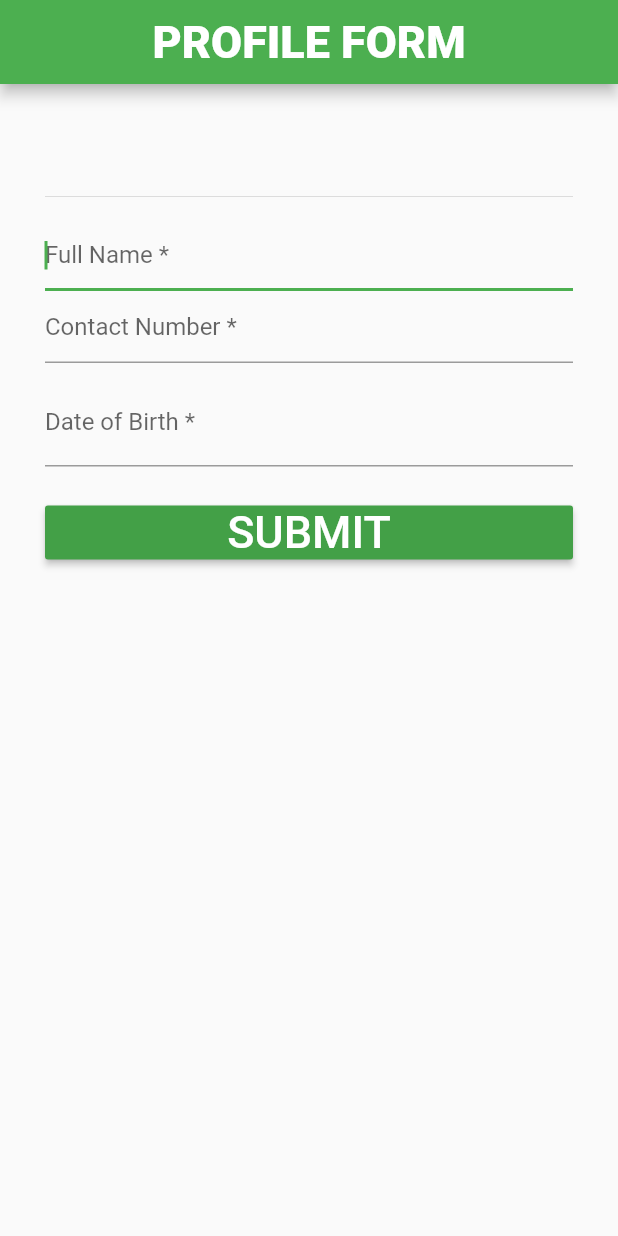
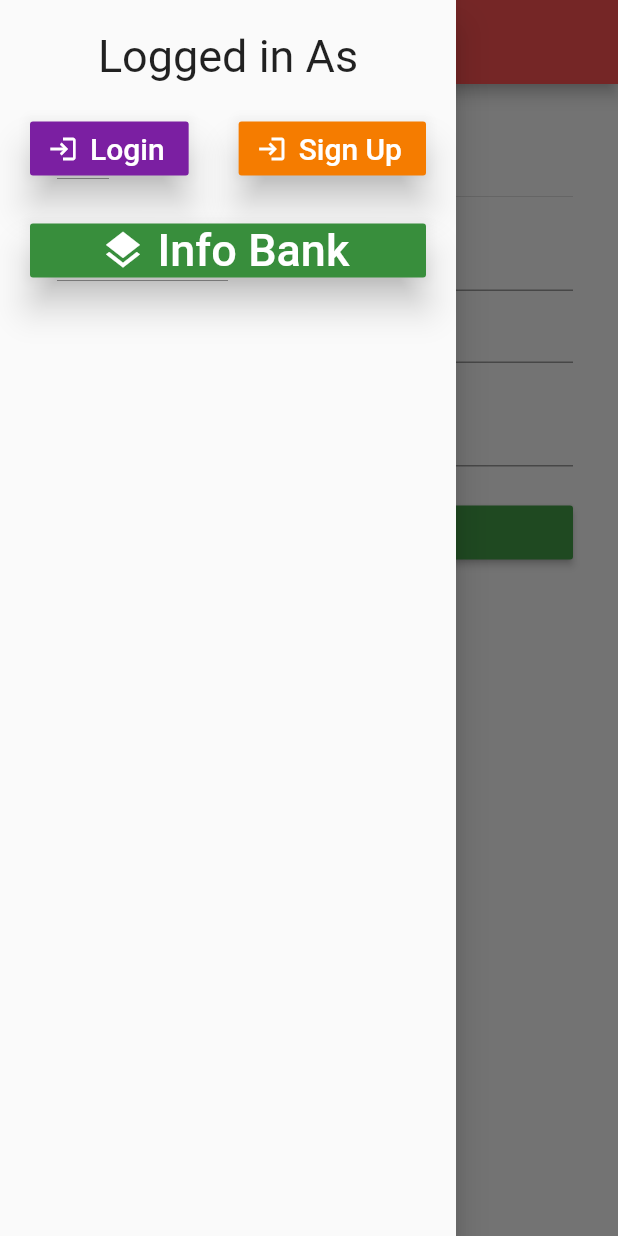
Before and after one commit to Fahad-Md-Kamal/Intern-project, a Flutter app: the screen it shows after launch, with the side drawer open (before the commit the screen has no drawer), on a phone screen of 412 x 824 dp. Run offline on Flutter 3.47's test engine with Material 2 defaults, Android fonts, the phone set to English and light mode, and no system bars; drawn by our look-alikes of datetime_picker_formfield; our stand-ins replace flutter_spinkit, shared_preferences.

```diff
--- a/lib/main.dart
+++ b/lib/main.dart
@@ -1,4 +1,5 @@
 import 'package:flutter/material.dart';
+import 'package:profile/views/infoBank.dart';
 import 'package:profile/views/profilePage.dart';
 import 'package:profile/views/signInForm.dart';
 import 'package:profile/views/spleshScreen.dart';
@@ -15,12 +16,14 @@ class MyApp extends StatelessWidget {
       title: 'Profile App',
       theme: ThemeData(
         primarySwatch: Colors.green,
+        primaryColor: Colors.redAccent,
       ),
       initialRoute: ProfileSplash.routeName,
       routes: {
         ProfileSplash.routeName: (context) => ProfileSplash(),
         ProfileForm.routeName: (context) => ProfileForm(),
         ProfileView.routeName: (context) => ProfileView(),
+        InfoBankView.routeName: (context) => InfoBankView(),
       },
       home: ProfileSplash(),
     );
--- /dev/null
+++ b/lib/shared/button.dart
@@ -0,0 +1,47 @@
+import 'package:flutter/material.dart';
+
+class CustomIconButton extends StatelessWidget {
+  const CustomIconButton({
+    Key key,
+    @required buttonText,
+    @required buttonColor,
+    @required iconData,
+    @required textColor,
+    @required size,
+    @required onPressed,
+  })  : _buttonText = buttonText,
+        _buttonColor = buttonColor,
+        _iconData = iconData,
+        _textColor = textColor,
+        _size = size,
+        _onPressed = onPressed,
+        super(key: key);
+
+  final String _buttonText;
+  final Color _buttonColor;
+  final IconData _iconData;
+  final Color _textColor;
+  final double _size;
+  final Function _onPressed;
+
+  @override
+  Widget build(BuildContext context) {
+    return RaisedButton.icon(
+      elevation: 10.0,
+      color: _buttonColor,
+      icon: Icon(
+        _iconData,
+        size: _size,
+        color: _textColor,
+      ),
+      label: Text(
+        _buttonText,
+        style: TextStyle(
+          fontSize: _size,
+          color: _textColor,
+        ),
+      ),
+      onPressed: _onPressed,
+    );
+  }
+}
--- /dev/null
+++ b/lib/shared/customDrawer.dart
@@ -0,0 +1,66 @@
+import 'package:flutter/material.dart';
+import 'package:profile/shared/button.dart';
+import 'package:profile/views/infoBank.dart';
+
+class CustomDrawer extends StatelessWidget {
+  const CustomDrawer({
+    Key key,
+  }) : super(key: key);
+
+  @override
+  Widget build(BuildContext context) {
+    return Drawer(
+      elevation: 10.0,
+      child: Padding(
+        padding: EdgeInsets.symmetric(horizontal: 20.0),
+        child: ListView(
+          children: [
+            SizedBox(height: 20.0),
+            Center(
+              child: Text(
+                'Logged in As',
+                style: TextStyle(fontSize: 30.0),
+              ),
+            ),
+            SizedBox(height: 20.0),
+            Wrap(
+              alignment: WrapAlignment.spaceBetween,
+              children: [
+                CustomIconButton(
+                  buttonText: 'Login',
+                  buttonColor: Colors.purple.shade700,
+                  iconData: Icons.login,
+                  textColor: Colors.white,
+                  size: 20.0,
+                  onPressed: () {},
+                ),
+                CustomIconButton(
+                  buttonText: 'Sign Up',
+                  buttonColor: Colors.orange.shade700,
+                  iconData: Icons.login,
+                  textColor: Colors.white,
+                  size: 20.0,
+                  onPressed: () {},
+                ),
+              ],
+            ),
+            SizedBox(height: 20.0),
+            CustomIconButton(
+              buttonText: 'Info Bank',
+              buttonColor: Colors.green.shade700,
+              iconData: Icons.layers,
+              textColor: Colors.white,
+              size: 30.0,
+              onPressed: () {
+                Navigator.pushReplacementNamed(
+                  context,
+                  InfoBankView.routeName,
+                );
+              },
+            ),
+          ],
+        ),
+      ),
+    );
+  }
+}
--- a/lib/views/profilePage.dart
+++ b/lib/views/profilePage.dart
@@ -1,5 +1,6 @@
 import 'package:flutter/material.dart';
 import 'package:profile/shared/constants.dart';
+import 'package:profile/shared/customDrawer.dart';
 import 'package:profile/views/signInForm.dart';
 import 'package:shared_preferences/shared_preferences.dart';
 
@@ -40,6 +41,7 @@ class _ProfileViewState extends State<ProfileView> {
   Widget build(BuildContext context) {
     return SafeArea(
       child: Scaffold(
+        drawer: CustomDrawer(),
         appBar: AppBar(
           centerTitle: true,
           elevation: 10.0,
--- a/lib/views/signInForm.dart
+++ b/lib/views/signInForm.dart
@@ -1,6 +1,7 @@
 import 'package:flutter/material.dart';
 import 'package:intl/intl.dart';
 import 'package:datetime_picker_formfield/datetime_picker_formfield.dart';
+import 'package:profile/shared/customDrawer.dart';
 import 'package:profile/views/profilePage.dart';
 import 'package:shared_preferences/shared_preferences.dart';
 
@@ -28,10 +29,11 @@ class _ProfileFormState extends State<ProfileForm> {
   Widget build(BuildContext context) {
     return SafeArea(
       child: Scaffold(
+        drawer: CustomDrawer(),
         appBar: AppBar(
           centerTitle: true,
           title: Text(
-            'PROFILE FORM',
+            'Profile Form',
             style: TextStyle(
               fontSize: 30.0,
               fontWeight: FontWeight.w900,
```
Also changed, not shown: lib/views/infoBank.dart (added, +120 -0 lines).
